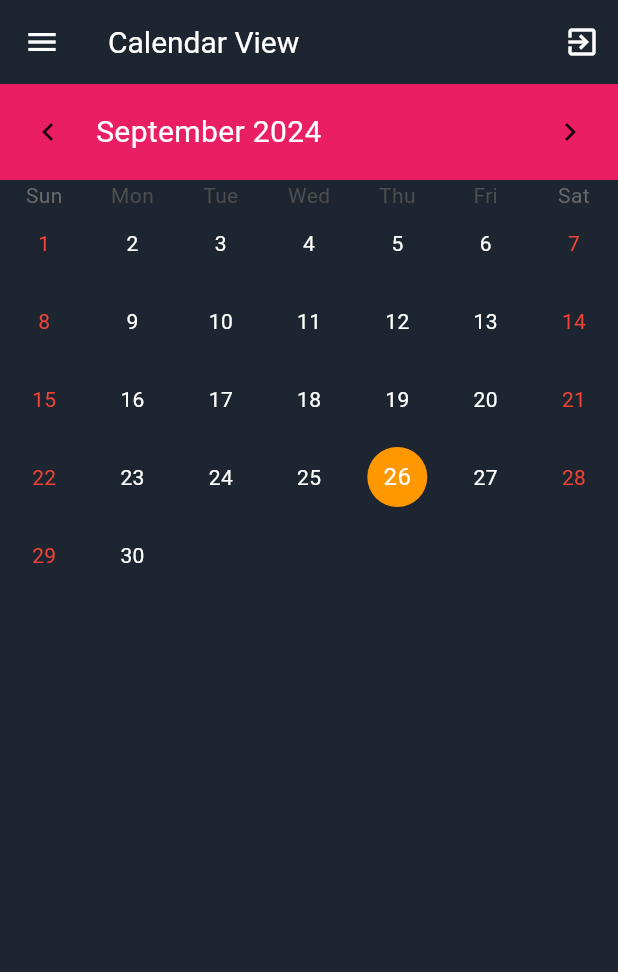
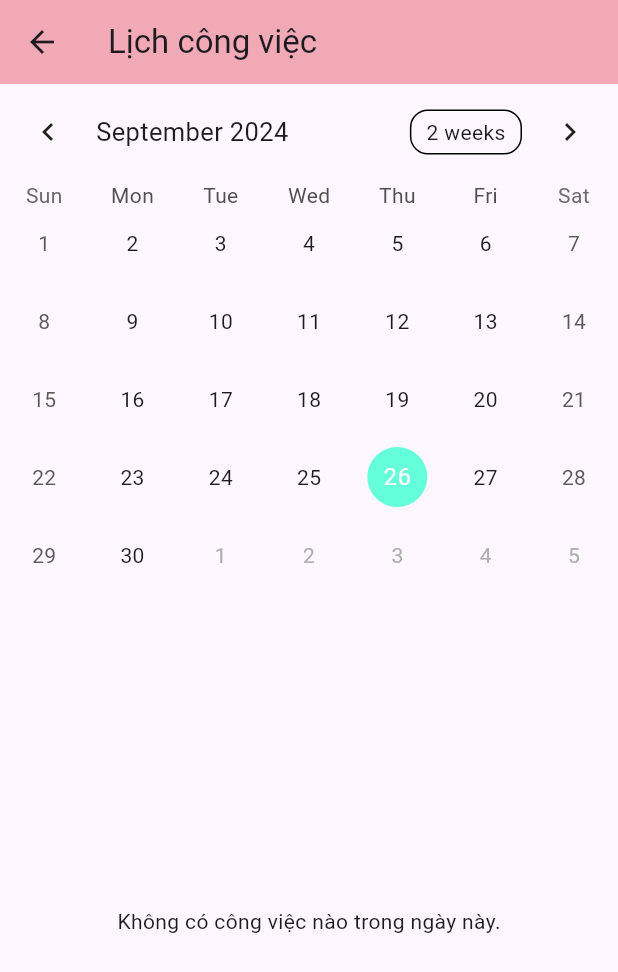
Before and after one commit to quangtran789/daily_planner, a Flutter app: the CalenderScreen screen opened directly, on a phone screen of 412 x 824 dp. Shown: the top 972 px of the screen. Run offline on Flutter 3.47's test engine with Material 3 defaults, Android fonts, the phone set to English and light mode, and no system bars; drawn by our look-alikes of table_calendar; our stand-ins replace cloud_firestore, firebase_auth, firebase_core, flutter_slidable; accounts and stored records are empty; Roboto replaces fonts that are missing (Jaldi).

Commit message:
new commit

```diff
--- a/lib/home_screen.dart
+++ b/lib/home_screen.dart
@@ -31,7 +31,7 @@ class _HomeScreenState extends State<HomeScreen> {
     return Scaffold(
       backgroundColor: Color.fromARGB(255, 251, 251, 251),
       appBar: AppBar(
-        backgroundColor: Colors.pink,
+        backgroundColor: const Color(0xfff2a9b6),
         foregroundColor: Colors.white,
         title: const Text(
           'Daily Planner',
--- a/lib/widgets/calender_screen.dart
+++ b/lib/widgets/calender_screen.dart
@@ -1,10 +1,8 @@
-import 'package:cloud_firestore/cloud_firestore.dart';
-import 'package:firebase_auth/firebase_auth.dart';
 import 'package:flutter/material.dart';
+import 'package:intl/intl.dart';
 import 'package:table_calendar/table_calendar.dart';
-import 'package:test_appdp/home_screen.dart';
-import 'package:test_appdp/login_screen.dart';
-import 'package:test_appdp/services/auth_service.dart';
+import 'package:test_appdp/models/todo_model.dart';
+import 'package:test_appdp/services/database_services.dart';
 
 class CalenderScreen extends StatefulWidget {
   const CalenderScreen({super.key});
@@ -14,162 +12,126 @@ class CalenderScreen extends StatefulWidget {
 }
 
 class _CalenderScreenState extends State<CalenderScreen> {
-  User? user = FirebaseAuth.instance.currentUser;
-  Map<DateTime, List<dynamic>> events = {};
-  DateTime selectedDay = DateTime.now();
+  final DatabaseServices _databaseService = DatabaseServices();
+  DateTime _focusedDay = DateTime.now();
+  DateTime? _selectedDay;
+  CalendarFormat _calendarFormat =
+      CalendarFormat.month; // Thêm biến để theo dõi định dạng lịch
+
+  Map<DateTime, List<Todo>> _events = {};
 
   @override
   void initState() {
     super.initState();
-    _fetchEvents();
+    _selectedDay = _focusedDay;
+    _loadTodos();
   }
 
-  Future<void> _fetchEvents() async {
-    QuerySnapshot snapshot = await FirebaseFirestore.instance
-        .collection("todos")
-        .where('uid', isEqualTo: user!.uid)
-        .get();
-
-    Map<DateTime, List<dynamic>> eventMap = {};
-    for (var doc in snapshot.docs) {
-      DateTime eventDate = (doc['atTime'] as Timestamp).toDate();
-      if (eventMap[eventDate] == null) {
-        eventMap[eventDate] = [];
-      }
-      eventMap[eventDate]!.add(doc.data());
-    }
-
-    setState(() {
-      events = eventMap;
+  void _loadTodos() {
+    _databaseService.todos.listen((todoList) {
+      setState(() {
+        _events.clear(); // Reset lại dữ liệu
+        for (var todo in todoList) {
+          DateTime todoDate = DateTime(
+            todo.atTime.year,
+            todo.atTime.month,
+            todo.atTime.day,
+          );
+          if (_events[todoDate] == null) {
+            _events[todoDate] = [];
+          }
+          _events[todoDate]!.add(todo);
+        }
+      });
     });
   }
 
-  List<dynamic> _getEventsForDay(DateTime day) {
-    return events[day] ?? [];
+  List<Todo> _getEventsForDay(DateTime day) {
+    return _events[DateTime(day.year, day.month, day.day)] ?? [];
   }
 
   @override
   Widget build(BuildContext context) {
     return Scaffold(
-      backgroundColor: const Color(0xff1d2630),
       appBar: AppBar(
-        backgroundColor: const Color(0xff1d2630),
-        foregroundColor: Colors.white,
-        title: const Text(
-          'Calendar View',
-          style: TextStyle(
-            fontSize: 20,
-            fontFamily: 'Jaldi',
-            color: Colors.white,
-          ),
-        ),
-        actions: [
-          IconButton(
-            onPressed: () async {
-              await AuthService().signOut();
-              Navigator.push(context,
-                  MaterialPageRoute(builder: (context) => const LoginScreen()));
-            },
-            icon: const Icon(Icons.exit_to_app),
-          ),
-        ],
-      ),
-      drawer: Drawer(
-        backgroundColor: const Color(0xff1d2630),
-        child: ListView(
-          padding: EdgeInsets.zero,
-          children: <Widget>[
-            const DrawerHeader(
-              decoration: BoxDecoration(
-                color: Colors.indigo,
-              ),
-              child: Text(
-                'Menu',
-                style: TextStyle(
-                  color: Colors.white,
-                  fontSize: 24,
-                ),
-              ),
-            ),
-            ListTile(
-              leading: const Icon(Icons.home, color: Colors.white),
-              title: const Text('Home', style: TextStyle(color: Colors.white)),
-              onTap: () {
-                Navigator.pop(context); // Close the drawer
-                Navigator.push(
-                  context,
-                  MaterialPageRoute(builder: (context) => const HomeScreen()),
-                );
-              },
-            ),
-            ListTile(
-              leading: const Icon(Icons.calendar_today, color: Colors.white),
-              title:
-                  const Text('Calendar', style: TextStyle(color: Colors.white)),
-              onTap: () {
-                Navigator.pop(context); // Close the drawer
-                // Handle navigation to Home if needed
-              },
-            ),
-            // Add more ListTile for other menu options if needed
-          ],
-        ),
+        title: Text('Lịch công việc'),
+        backgroundColor: const Color(0xfff2a9b6),
       ),
       body: Column(
         children: [
           TableCalendar(
-            firstDay: DateTime.utc(2020, 1, 1),
-            lastDay: DateTime.utc(2030, 12, 31),
-            focusedDay: selectedDay,
+            focusedDay: _focusedDay,
+            firstDay: DateTime(2000),
+            lastDay: DateTime(2100),
+            calendarFormat:
+                _calendarFormat, // Sử dụng biến để điều chỉnh định dạng lịch
+            selectedDayPredicate: (day) {
+              return isSameDay(_selectedDay, day);
+            },
             onDaySelected: (selectedDay, focusedDay) {
               setState(() {
-                this.selectedDay = selectedDay;
+                _selectedDay = selectedDay;
+                _focusedDay = focusedDay;
               });
-              // Show event details when a day is selected
+            },
+            onFormatChanged: (format) {
+              // Xử lý khi định dạng thay đổi
+              setState(() {
+                _calendarFormat = format;
+              });
             },
             eventLoader: _getEventsForDay,
-            headerStyle: HeaderStyle(
-              formatButtonVisible: false,
-              titleTextStyle: const TextStyle(
-                color: Colors.white,
-                fontSize: 20,
-              ),
-              decoration: BoxDecoration(
-                color: Colors.pink, // Change header color
-              ),
-            ),
-            calendarStyle: CalendarStyle(
+            calendarStyle:const CalendarStyle(
               todayDecoration: BoxDecoration(
-                color: Colors.orange, // Change today’s date color
+                color: Colors.teal,
                 shape: BoxShape.circle,
               ),
               selectedDecoration: BoxDecoration(
-                color: Colors.blue, // Change selected date color
+                color: Colors.tealAccent,
                 shape: BoxShape.circle,
               ),
-              outsideDaysVisible: false,
-              weekendTextStyle: const TextStyle(
-                color: Colors.red, // Change weekend text color
-              ),
-              defaultTextStyle: const TextStyle(
-                color: Colors.white, // Change default text color
+              markerDecoration: BoxDecoration(
+                color: Colors.blueAccent,
+                shape: BoxShape.circle,
               ),
             ),
           ),
+          const SizedBox(height: 8.0),
           Expanded(
-            child: ListView.builder(
-              itemCount: _getEventsForDay(selectedDay).length,
-              itemBuilder: (context, index) {
-                var event = _getEventsForDay(selectedDay)[index];
-                return ListTile(
-                  title: Text(event['title']),
-                  subtitle: Text(event['description']),
-                );
-              },
-            ),
+            child: _buildEventList(),
           ),
         ],
       ),
     );
   }
+
+  Widget _buildEventList() {
+    if (_selectedDay == null) {
+      return const Center(child: Text('Chọn một ngày để xem các công việc.'));
+    }
+
+    final todosForSelectedDay = _getEventsForDay(_selectedDay!);
+
+    if (todosForSelectedDay.isEmpty) {
+      return const Center(child: Text('Không có công việc nào trong ngày này.'));
+    }
+
+    return ListView.builder(
+      itemCount: todosForSelectedDay.length,
+      itemBuilder: (context, index) {
+        Todo todo = todosForSelectedDay[index];
+        return ListTile(
+          title: Text(
+            todo.title,
+            style: TextStyle(fontSize: 18, fontWeight: FontWeight.bold),
+          ),
+          subtitle: Text(todo.description),
+          trailing: Text(
+            DateFormat('HH:mm').format(todo.atTime),
+            style: TextStyle(color: Colors.grey),
+          ),
+        );
+      },
+    );
+  }
 }
```
